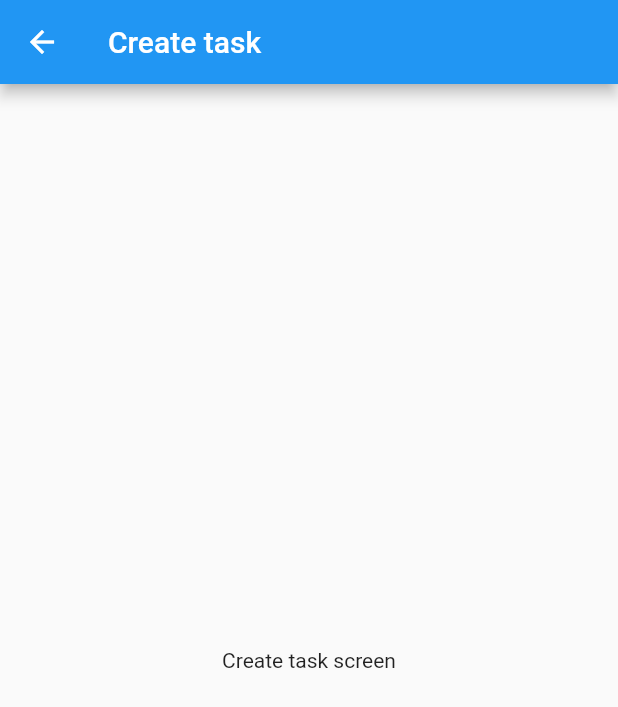
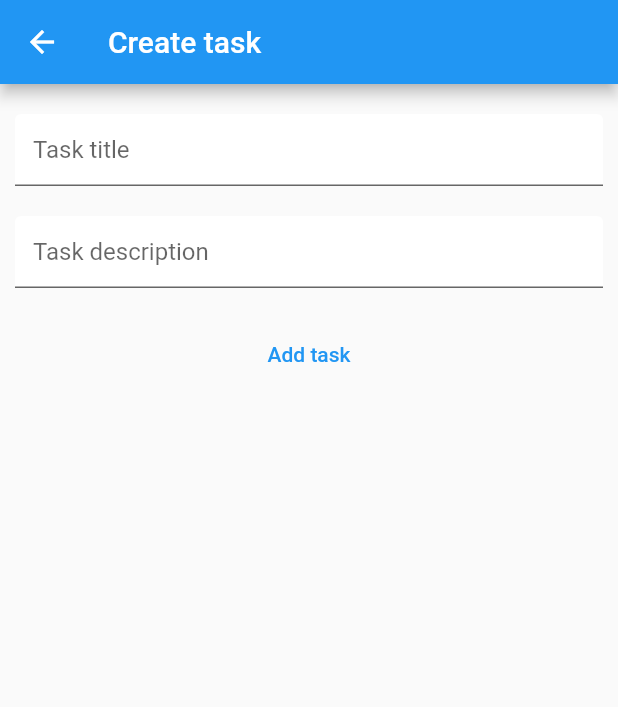
Before and after one commit to BartoszJab/TaskNote, a Flutter app: the CreateTask screen opened directly, on a phone screen of 412 x 824 dp. Shown: the top 707 px of the screen. Run offline on Flutter 3.47's test engine with Material 2 defaults, Android fonts, the phone set to English and light mode, and no system bars.

Commit message:
Added text input widget and populated form with it; Added validation of input on 'add task' button press

```diff
--- a/lib/screens/create_task.dart
+++ b/lib/screens/create_task.dart
@@ -1,3 +1,4 @@
+import 'package:daily_helper/widgets/task_input_field.dart';
 import 'package:flutter/material.dart';
 
 class CreateTask extends StatelessWidget {
@@ -5,6 +6,11 @@ class CreateTask extends StatelessWidget {
 
   @override
   Widget build(BuildContext context) {
+    String? _title;
+    String? _description;
+
+    final GlobalKey<FormState> _formKey = GlobalKey<FormState>();
+
     return Scaffold(
         appBar: AppBar(
           leading: GestureDetector(
@@ -15,11 +21,42 @@ class CreateTask extends StatelessWidget {
           ),
           title: const Text('Create task'),
         ),
-      body: const Center(
-        child: Center(
-          child: Text('Create task screen'),
+        body: Padding(
+          padding: const EdgeInsets.symmetric(horizontal: 10.0, vertical: 20.0),
+          child: Form(
+            key: _formKey,
+            child: Column(
+              children: [
+                TaskInputField(
+                  hintText: 'Task title',
+                  isRequired: true,
+                  onSaved: (String? titleFormValue) {
+                    _title = titleFormValue;
+                  },
+                ),
+                const SizedBox(height: 20.0,),
+                TaskInputField(
+                  hintText: 'Task description',
+                  isRequired: false,
+                  onSaved: (String? descriptionFormValue) {
+                    _description = descriptionFormValue;
+                  },
+                ),
+                const SizedBox(height: 20.0,),
+                TextButton(
+                  onPressed: () {
+                    if (!_formKey.currentState!.validate()) return;
+
+                    _formKey.currentState!.save();
+
+                    print('Title: $_title; Description: $_description');
+                  },
+
+                  child: const Text('Add task'),
+                )
+              ],
             ),
           ),
-    );
+        ));
   }
 }
--- /dev/null
+++ b/lib/widgets/task_input_field.dart
@@ -0,0 +1,29 @@
+import 'package:flutter/material.dart';
+
+class TaskInputField extends StatelessWidget {
+  final String? hintText;
+  final bool isRequired;
+  final Function(String?) onSaved;
+
+  const TaskInputField(
+      {this.hintText, required this.isRequired, required this.onSaved});
+
+  @override
+  Widget build(BuildContext context) {
+    return TextFormField(
+      decoration: InputDecoration(
+        hintText: hintText,
+        fillColor: Colors.white,
+        filled: true,
+      ),
+      initialValue: '',
+      validator: (String? value) {
+        if (value!.isEmpty && isRequired) {
+          return 'This field cannot be empty';
+        }
+        return null;
+      },
+      onSaved: onSaved,
+    );
+  }
+}
```
Lines whose indentation alone changed are shown as unchanged.
